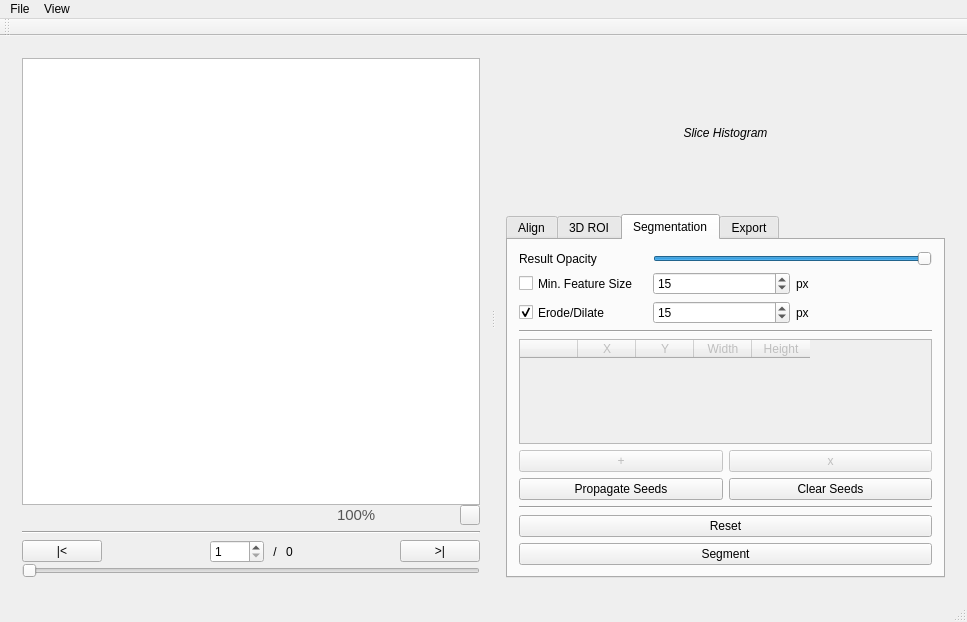
Old version of the form mainwindow.ui in the repository prsousa/TomSeg.
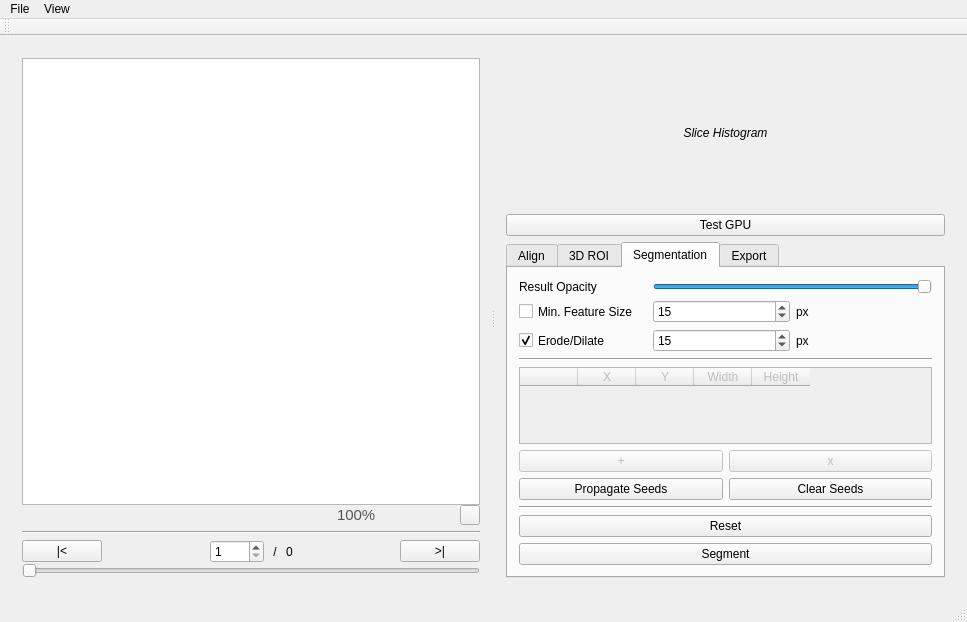
New version of the form. Icons and pictures are not drawn.

Commit message: First GPU tests (Hello World - fill array with zeros)

What changed in the file:
```diff
--- a/mainwindow.ui
+++ b/mainwindow.ui
@@ -344,6 +344,13 @@
           </item>
          </layout>
         </item>
+        <item>
+         <widget class="QPushButton" name="gpuTestButton">
+          <property name="text">
+           <string>Test GPU</string>
+          </property>
+         </widget>
+        </item>
         <item>
          <widget class="QTabWidget" name="toolsTab">
           <property name="enabled">
```
The commit also changes 3 other files.
